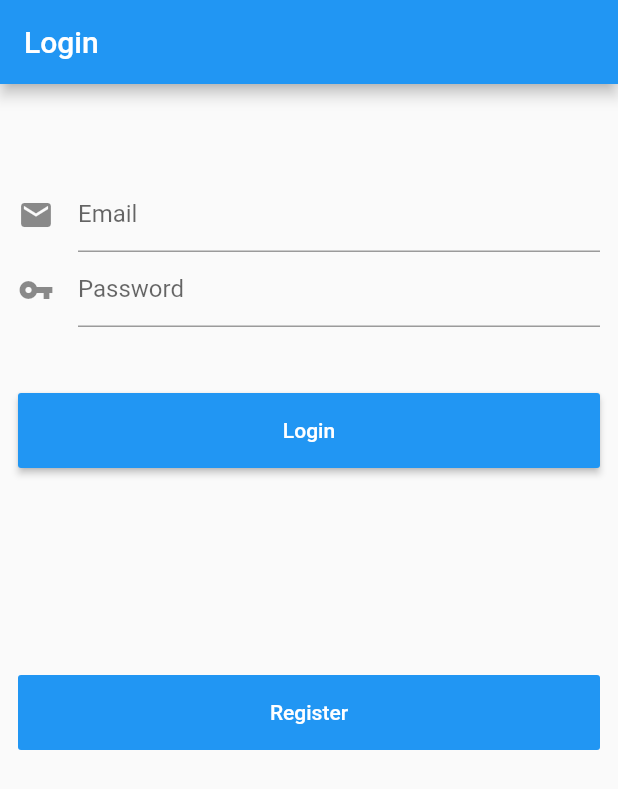
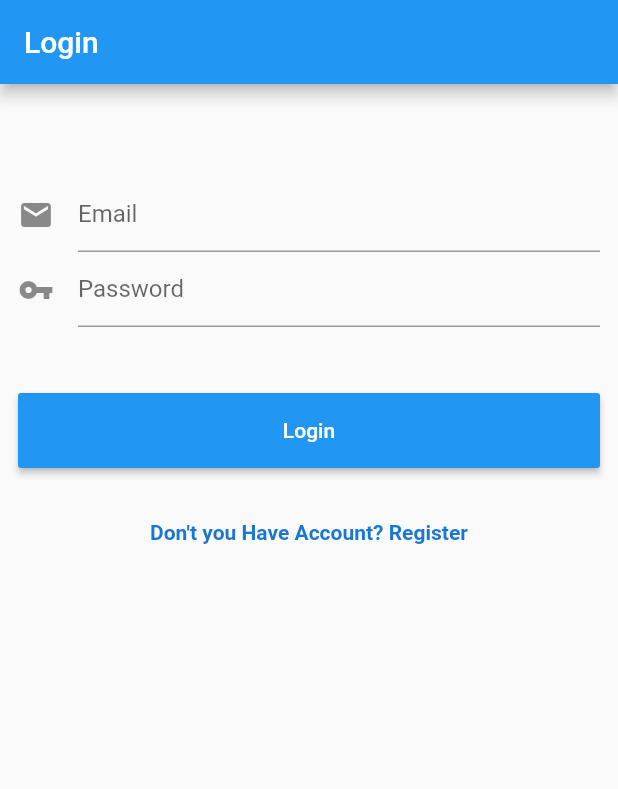
Before and after one commit to mkawa125/salesApp, a Flutter app: the screen it shows after launch, after a tap on the "cancel" icon, on a phone screen of 412 x 824 dp. Shown: the top 789 px of the screen. Run offline on Flutter 3.47's test engine with Material 2 defaults, Android fonts, the phone set to English and light mode, and no system bars; our stand-ins replace shared_preferences; network calls fail.

Commit message:
Remove duplicate buttons

```diff
--- a/lib/AuthPages/login.dart
+++ b/lib/AuthPages/login.dart
@@ -116,35 +116,41 @@ initState(){
                         backgroundColor: Colors.blue),),
                 ),
               ),
-              new Padding(padding: new EdgeInsets.only(top: 44.0),),
 
-              Container(
-                height: 50,
+              // Container(
+              //   height: 50,
+              //   child: new Text(
+              //      '$msgStatus',
+              //      textAlign: TextAlign.center,
+              //     overflow: TextOverflow.ellipsis,
+              //     style: TextStyle(fontWeight: FontWeight.bold),
+              //   ),
+              // ),
+
+              GestureDetector(
+                  behavior: HitTestBehavior.opaque,
+                  child: Padding(
+                    padding: EdgeInsets.only(
+                      top: 35,
+                    ),
+                    child: Container(
+                      width: 50,
                       child: new Text(
-                   '$msgStatus',
-                   textAlign: TextAlign.center,
-                  overflow: TextOverflow.ellipsis,
-                  style: TextStyle(fontWeight: FontWeight.bold),
+                        "Don't you Have Account? Register",
+                        style: new TextStyle(
+                            color: Colors.blue[700],
+                            fontWeight: FontWeight.w700
                         ),
                       ),
-              new Padding(padding: new EdgeInsets.only(top: 44.0),),
-              Container(
-                height: 50,
-                child: new FlatButton(
-                  onPressed: ()=>Navigator.of(context).push(
+                      alignment: Alignment.center,
+                    ),
+                  ),
+
+                  onTap: ()=>Navigator.of(context).push(
                       new MaterialPageRoute(
                         builder: (BuildContext context) => new RegisterPage(),
                       )
                   )
-
-                  ,
-                  color: Colors.blue,
-                  child: new Text(
-                    'Register',
-                    style: new TextStyle(
-                        color: Colors.white,
-                         ),),
-                ),
               ),
             ],
           ),
```
Also changed, not shown: lib/AuthPages/register.dart (+33 -31 lines), assets/images/paid-off-completely.png (added). Lines whose indentation alone changed are shown as unchanged.
